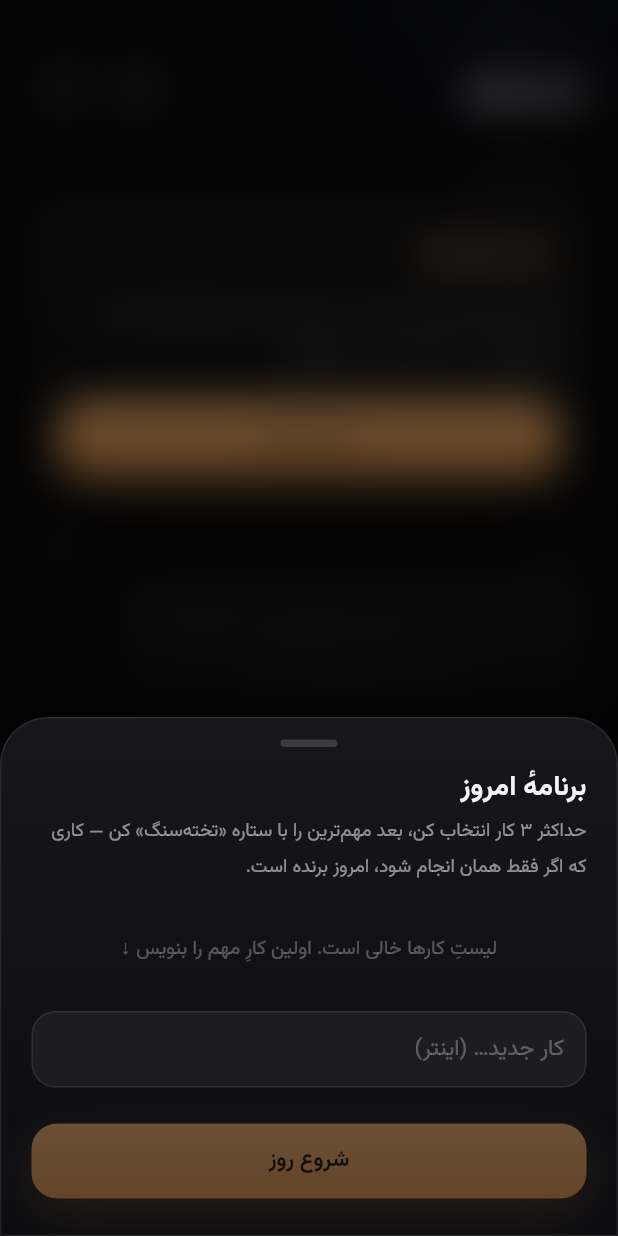
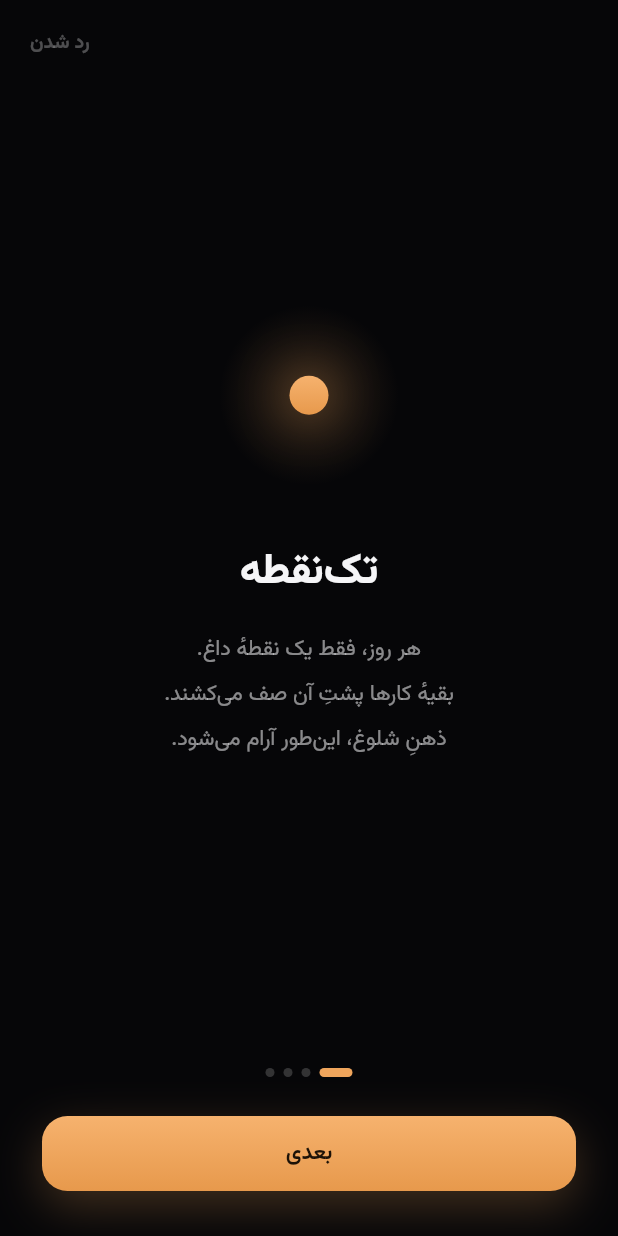
Before and after one commit to Mahdi-mortazavi/flow, a Flutter app: the screen it shows after launch, on a phone screen of 412 x 824 dp. Run offline on Flutter 3.47's test engine with Material 3 defaults, Android fonts, the phone set to English and light mode, and no system bars; our stand-ins replace flutter_local_notifications, flutter_riverpod, shamsi_date, shared_preferences, sqflite, timezone; accounts and stored records are empty.

Commit message:
v0.3.0: Apple-grade UX, onboarding, public branding
UX (Apple/HIG-inspired):
- 4-slide minimal onboarding (one idea per screen, breathing ember dot,
  skippable, shown once) that lands straight in the morning wizard flow
- iOS rubber-band scroll physics app-wide, no Android glow
- Cupertino page transitions with edge-swipe back
- Staggered section entrance (calm cascade) honoring reduce-motion
- Boulder hero card is now fully tappable -> straight into focus
- Energy check-in compressed to a slim one-row, two-second interaction
- iOS wheel time picker for habit reminders inside the glass sheet

Branding:
- Repo renamed to flow and made public, About + topics set
- Professional bilingual README: problem/solution, science table,
  design language, privacy, install, roadmap

Co-Authored-By: Claude Fable 5 <noreply@anthropic.com>

```diff
--- a/lib/app.dart
+++ b/lib/app.dart
@@ -1,7 +1,9 @@
 import 'package:flutter/material.dart';
 import 'package:flutter_localizations/flutter_localizations.dart';
+import 'package:shared_preferences/shared_preferences.dart';
 
 import 'core/theme.dart';
+import 'ui/onboarding/onboarding_screen.dart';
 import 'ui/today/today_screen.dart';
 
 class TakNoghteApp extends StatelessWidget {
@@ -13,6 +15,7 @@ class TakNoghteApp extends StatelessWidget {
       title: 'تک‌نقطه',
       debugShowCheckedModeBanner: false,
       theme: buildTheme(),
+      scrollBehavior: const AppScrollBehavior(),
       locale: const Locale('fa'),
       supportedLocales: const [Locale('fa')],
       localizationsDelegates: const [
@@ -20,7 +23,39 @@ class TakNoghteApp extends StatelessWidget {
         GlobalWidgetsLocalizations.delegate,
         GlobalCupertinoLocalizations.delegate,
       ],
-      home: const TodayScreen(),
+      home: const _Gate(),
     );
   }
 }
+
+/// Decides between onboarding (first launch) and the app itself,
+/// without a flash of the wrong screen.
+class _Gate extends StatefulWidget {
+  const _Gate();
+
+  @override
+  State<_Gate> createState() => _GateState();
+}
+
+class _GateState extends State<_Gate> {
+  bool? _onboarded;
+
+  @override
+  void initState() {
+    super.initState();
+    SharedPreferences.getInstance().then((prefs) {
+      if (mounted) {
+        setState(() => _onboarded = prefs.getBool(onboardedKey) ?? false);
+      }
+    });
+  }
+
+  @override
+  Widget build(BuildContext context) {
+    return switch (_onboarded) {
+      null => const Scaffold(body: SizedBox.shrink()),
+      false => const OnboardingScreen(),
+      true => const TodayScreen(),
+    };
+  }
+}
--- a/lib/core/theme.dart
+++ b/lib/core/theme.dart
@@ -25,6 +25,22 @@ abstract final class Tone {
 
   static const easeOut = Cubic(.16, 1, .3, 1);
   static const dur = Duration(milliseconds: 420);
+}
+
+/// iOS-feel scrolling everywhere: rubber-band bounce instead of glow.
+class AppScrollBehavior extends MaterialScrollBehavior {
+  const AppScrollBehavior();
+
+  @override
+  ScrollPhysics getScrollPhysics(BuildContext context) =>
+      const BouncingScrollPhysics(parent: AlwaysScrollableScrollPhysics());
+
+  @override
+  Widget buildOverscrollIndicator(
+    BuildContext context,
+    Widget child,
+    ScrollableDetails details,
+  ) => child;
 }
 
 ThemeData buildTheme() {
@@ -66,5 +82,12 @@ ThemeData buildTheme() {
       backgroundColor: Colors.transparent,
       surfaceTintColor: Colors.transparent,
     ),
+    // Apple-style horizontal slide with edge-swipe back on every route.
+    pageTransitionsTheme: const PageTransitionsTheme(
+      builders: {
+        TargetPlatform.android: CupertinoPageTransitionsBuilder(),
+        TargetPlatform.iOS: CupertinoPageTransitionsBuilder(),
+      },
+    ),
   );
 }
--- /dev/null
+++ b/lib/ui/onboarding/onboarding_screen.dart
@@ -0,0 +1,279 @@
+import 'dart:async';
+
+import 'package:flutter/material.dart';
+import 'package:flutter/services.dart';
+import 'package:shared_preferences/shared_preferences.dart';
+
+import '../../core/theme.dart';
+import '../today/today_screen.dart';
+import '../widgets/glass.dart';
+
+const onboardedKey = 'onboarded_v1';
+
+/// Apple-style onboarding: one idea per screen, oversized type, generous
+/// whitespace, a single warm accent. Swipe through, or skip — the app
+/// itself is the real tutorial.
+class OnboardingScreen extends StatefulWidget {
+  const OnboardingScreen({super.key});
+
+  @override
+  State<OnboardingScreen> createState() => _OnboardingScreenState();
+}
+
+class _Slide {
+  final Widget visual;
+  final String title;
+  final String body;
+  const _Slide({required this.visual, required this.title, required this.body});
+}
+
+class _OnboardingScreenState extends State<OnboardingScreen> {
+  final _controller = PageController();
+  var _page = 0;
+
+  static final _slides = [
+    const _Slide(
+      visual: _EmberDot(),
+      title: 'تک‌نقطه',
+      body:
+          'هر روز، فقط یک نقطهٔ داغ.\nبقیهٔ کارها پشتِ آن صف می‌کشند.\nذهنِ شلوغ، این‌طور آرام می‌شود.',
+    ),
+    _Slide(
+      visual: _icon(Icons.local_fire_department_rounded),
+      title: 'تخته‌سنگ و پیش‌بینی',
+      body:
+          'صبح، مهم‌ترین کار را ستاره می‌زنی و صادقانه پیش‌بینی می‌کنی.\nشب چک می‌شود — بدون سرزنش،\nفقط برای اینکه ذهنت کالیبره شود.',
+    ),
+    _Slide(
+      visual: _icon(Icons.restart_alt_rounded),
+      title: 'عادت‌هایی که برمی‌گردند',
+      body:
+          'اینجا زنجیرِ تنبیهی نداریم.\nقهرمانِ عادت کسی است که فردایِ شکست برمی‌گردد.\nما همان روز را می‌شماریم.',
+    ),
+    _Slide(
+      visual: _icon(Icons.lock_rounded),
+      title: 'فقط روی گوشیِ تو',
+      body:
+          'بدون اکانت، بدون سرور، بدون ردیابی.\nهمه‌چیز همین‌جا می‌ماند.\nآماده‌ای؟ روزت را بچین.',
+    ),
+  ];
+
+  static Widget _icon(IconData icon) => Container(
+    width: 96,
+    height: 96,
+    decoration: BoxDecoration(
+      gradient: LinearGradient(
+        begin: Alignment.topCenter,
+        end: Alignment.bottomCenter,
+        colors: [Tone.glassA, Tone.glassB],
+      ),
+      borderRadius: BorderRadius.circular(30),
+      border: Border.all(color: Tone.line),
+    ),
+    child: Icon(icon, size: 40, color: Tone.ember),
+  );
+
+  @override
+  void dispose() {
+    _controller.dispose();
+    super.dispose();
+  }
+
+  Future<void> _finish() async {
+    final prefs = await SharedPreferences.getInstance();
+    await prefs.setBool(onboardedKey, true);
+    if (!mounted) return;
+    unawaited(
+      Navigator.of(context).pushReplacement(
+        PageRouteBuilder<void>(
+          pageBuilder: (_, __, ___) => const TodayScreen(),
+          transitionsBuilder: (_, anim, __, child) =>
+              FadeTransition(opacity: anim, child: child),
+          transitionDuration: const Duration(milliseconds: 450),
+        ),
+      ),
+    );
+  }
+
+  @override
+  Widget build(BuildContext context) {
+    final last = _page == _slides.length - 1;
+    return Scaffold(
+      body: SafeArea(
+        child: Column(
+          children: [
+            Align(
+              alignment: AlignmentDirectional.centerEnd,
+              child: Pressable(
+                onTap: _finish,
+                child: Padding(
+                  padding: const EdgeInsets.all(20),
+                  child: Text(
+                    'رد شدن',
+                    style: TextStyle(
+                      fontSize: 13,
+                      fontWeight: FontWeight.w600,
+                      color: Tone.ink3,
+                    ),
+                  ),
+                ),
+              ),
+            ),
+            Expanded(
+              child: PageView.builder(
+                controller: _controller,
+                itemCount: _slides.length,
+                onPageChanged: (i) {
+                  HapticFeedback.selectionClick();
+                  setState(() => _page = i);
+                },
+                itemBuilder: (_, i) {
+                  final s = _slides[i];
+                  return Padding(
+                    padding: const EdgeInsets.symmetric(horizontal: 36),
+                    child: Column(
+                      mainAxisAlignment: MainAxisAlignment.center,
+                      children: [
+                        s.visual,
+                        const SizedBox(height: 40),
+                        Text(
+                          s.title,
+                          textAlign: TextAlign.center,
+                          style: const TextStyle(
+                            fontSize: 28,
+                            fontWeight: FontWeight.w800,
+                            height: 1.3,
+                          ),
+                        ),
+                        const SizedBox(height: 18),
+                        Text(
+                          s.body,
+                          textAlign: TextAlign.center,
+                          style: TextStyle(
+                            fontSize: 14.5,
+                            color: Tone.ink2,
+                            height: 2.1,
+                          ),
+                        ),
+                        const SizedBox(height: 60),
+                      ],
+                    ),
+                  );
+                },
+              ),
+            ),
+            // dots
+            Row(
+              mainAxisAlignment: MainAxisAlignment.center,
+              children: [
+                for (var i = 0; i < _slides.length; i++)
+                  AnimatedContainer(
+                    duration: const Duration(milliseconds: 300),
+                    curve: Tone.easeOut,
+                    width: i == _page ? 22 : 6,
+                    height: 6,
+                    margin: const EdgeInsets.symmetric(horizontal: 3),
+                    decoration: BoxDecoration(
+                      color: i == _page
+                          ? Tone.ember
+                          : Colors.white.withValues(alpha: .18),
+                      borderRadius: BorderRadius.circular(3),
+                    ),
+                  ),
+              ],
+            ),
+            Padding(
+              padding: const EdgeInsets.fromLTRB(28, 26, 28, 30),
+              child: Pill(
+                last ? 'شروع' : 'بعدی',
+                style: PillStyle.ember,
+                onTap: () {
+                  if (last) {
+                    _finish();
+                  } else {
+                    _controller.nextPage(
+                      duration: const Duration(milliseconds: 450),
+                      curve: Tone.easeOut,
+                    );
+                  }
+                },
+              ),
+            ),
+          ],
+        ),
+      ),
+    );
+  }
+}
+
+/// The single warm point, breathing slowly.
+class _EmberDot extends StatefulWidget {
+  const _EmberDot();
+
+  @override
+  State<_EmberDot> createState() => _EmberDotState();
+}
+
+class _EmberDotState extends State<_EmberDot>
+    with SingleTickerProviderStateMixin {
+  late final _breath = AnimationController(
+    vsync: this,
+    duration: const Duration(seconds: 4),
+  )..repeat(reverse: true);
+
+  @override
+  void dispose() {
+    _breath.dispose();
+    super.dispose();
+  }
+
+  @override
+  Widget build(BuildContext context) {
+    return SizedBox(
+      width: 120,
+      height: 120,
+      child: AnimatedBuilder(
+        animation: _breath,
+        builder: (_, __) {
+          final t = Curves.easeInOut.transform(_breath.value);
+          return Stack(
+            alignment: Alignment.center,
+            children: [
+              Container(
+                width: 120,
+                height: 120,
+                decoration: BoxDecoration(
+                  shape: BoxShape.circle,
+                  gradient: RadialGradient(
+                    colors: [
+                      Tone.ember.withValues(alpha: .18 + .12 * t),
+                      Tone.ember.withValues(alpha: 0),
+                    ],
+                  ),
+                ),
+              ),
+              Container(
+                width: 26 + 4 * t,
+                height: 26 + 4 * t,
+                decoration: BoxDecoration(
+                  shape: BoxShape.circle,
+                  gradient: const LinearGradient(
+                    begin: Alignment.topCenter,
+                    end: Alignment.bottomCenter,
+                    colors: [Color(0xFFF6B26E), Color(0xFFE7994C)],
+                  ),
+                  boxShadow: [
+                    BoxShadow(
+                      color: Tone.ember.withValues(alpha: .5),
+                      blurRadius: 30 + 12 * t,
+                    ),
+                  ],
+                ),
+              ),
+            ],
+          );
+        },
+      ),
+    );
+  }
+}
--- a/lib/ui/today/today_screen.dart
+++ b/lib/ui/today/today_screen.dart
@@ -157,27 +157,53 @@ class _TodayBody extends ConsumerWidget {
     return ListView(
       padding: const EdgeInsets.fromLTRB(18, 18, 18, 110),
       children: [
-        _Header(plan: plan),
-        const _ReviewBanner(),
+        Reveal(child: _Header(plan: plan)),
+        const Reveal(order: 1, child: _ReviewBanner()),
         const SizedBox(height: 6),
+        Reveal(
+          order: 1,
+          child: Column(
+            crossAxisAlignment: CrossAxisAlignment.start,
+            children: [
               const _Eyebrow('تخته‌سنگِ امروز'),
               BoulderCard(plan: plan),
-        if (plan.planned && plan.others.isNotEmpty) ...[
+            ],
+          ),
+        ),
+        if (plan.planned && plan.others.isNotEmpty)
+          Reveal(
+            order: 2,
+            child: Column(
+              crossAxisAlignment: CrossAxisAlignment.start,
+              children: [
                 const SizedBox(height: 22),
                 const _Eyebrow('دو کارِ دیگر'),
                 for (final t in plan.others) _OtherTaskRow(plan: plan, task: t),
               ],
+            ),
+          ),
         const SizedBox(height: 22),
-        const _HabitsSection(),
+        const Reveal(order: 3, child: _HabitsSection()),
         const SizedBox(height: 22),
-        const _Eyebrow('وقتِ آزادِ بی‌گناه'),
-        const _FunCard(),
-        const SizedBox(height: 22),
-        const _EnergyCard(),
-        if (plan.planned) ...[
+        const Reveal(
+          order: 4,
+          child: Column(
+            crossAxisAlignment: CrossAxisAlignment.start,
+            children: [_Eyebrow('وقتِ آزادِ بی‌گناه'), _FunCard()],
+          ),
+        ),
+        const SizedBox(height: 16),
+        const Reveal(order: 5, child: _EnergyCard()),
+        if (plan.planned)
+          Reveal(
+            order: 6,
+            child: Column(
+              children: [
                 const SizedBox(height: 26),
                 _EveningCta(plan: plan),
               ],
+            ),
+          ),
       ],
     );
   }
@@ -359,6 +385,17 @@ class _BoulderCardState extends ConsumerState<BoulderCard>
           radius: Tone.rCard,
           emberRing: true,
           padding: const EdgeInsets.fromLTRB(20, 22, 20, 18),
+          // The whole hero card is the primary action: tap → start focus.
+          onTap: b.done
+              ? null
+              : () => unawaited(
+                  startFocusFlow(
+                    context,
+                    ref,
+                    taskId: b.taskId,
+                    title: b.title,
+                  ),
+                ),
           child: Column(
             crossAxisAlignment: CrossAxisAlignment.start,
             children: [
@@ -1142,63 +1179,55 @@ class _EnergyCard extends ConsumerWidget {
 
   @override
   Widget build(BuildContext context, WidgetRef ref) {
-    Widget chip(String label, int level, IconData icon) => Expanded(
-      child: Pressable(
+    Widget chip(String label, int level) => Pressable(
       onTap: () async {
         await ref.read(repoProvider).addEnergyCheck(level);
         ref.invalidate(statsProvider);
         if (context.mounted) {
           unawaited(HapticFeedback.selectionClick());
-            showToast(
-              context,
-              'ثبت شد — بعد از چند روز، ساعتِ طلایی‌ات پیدا می‌شود',
-            );
+          showToast(context, 'ثبت شد — ساعتِ طلایی‌ات کم‌کم پیدا می‌شود');
         }
       },
       child: Container(
-          padding: const EdgeInsets.symmetric(vertical: 9),
+        padding: const EdgeInsets.symmetric(horizontal: 14, vertical: 8),
         decoration: BoxDecoration(
           color: Colors.white.withValues(alpha: .04),
-            borderRadius: BorderRadius.circular(12),
+          borderRadius: BorderRadius.circular(999),
           border: Border.all(color: Tone.line),
         ),
-          child: Column(
-            children: [
-              Icon(icon, size: 16, color: Tone.ink2),
-              const SizedBox(height: 3),
-              Text(
+        child: Text(
           label,
           style: TextStyle(
-                  fontSize: 10.5,
+            fontSize: 11.5,
             fontWeight: FontWeight.w600,
-                  color: Tone.ink3,
-                ),
-              ),
-            ],
+            color: Tone.ink2,
           ),
         ),
       ),
     );
 
+    // One slim row — a two-second check-in, not a form.
     return GlassCard(
-      padding: const EdgeInsets.fromLTRB(16, 14, 16, 14),
-      child: Column(
-        crossAxisAlignment: CrossAxisAlignment.start,
+      padding: const EdgeInsets.symmetric(horizontal: 16, vertical: 11),
+      child: Row(
         children: [
-          const Text(
-            'انرژی الان چطور است؟',
-            style: TextStyle(fontSize: 13.5, fontWeight: FontWeight.w600),
+          const Icon(Icons.bolt_rounded, size: 16, color: Tone.ember),
+          const SizedBox(width: 8),
+          Expanded(
+            child: Text(
+              'انرژی الان؟',
+              style: TextStyle(
+                fontSize: 13,
+                fontWeight: FontWeight.w600,
+                color: Tone.ink2,
               ),
-          const SizedBox(height: 10),
-          Row(
-            children: [
-              chip('کم', 1, Icons.battery_2_bar_rounded),
-              const SizedBox(width: 8),
-              chip('متوسط', 2, Icons.battery_4_bar_rounded),
-              const SizedBox(width: 8),
-              chip('زیاد', 3, Icons.battery_full_rounded),
-            ],
             ),
+          ),
+          chip('کم', 1),
+          const SizedBox(width: 6),
+          chip('متوسط', 2),
+          const SizedBox(width: 6),
+          chip('زیاد', 3),
         ],
       ),
     );
--- a/pubspec.yaml
+++ b/pubspec.yaml
@@ -1,7 +1,7 @@
 name: taknoghte
 description: "تک‌نقطه — سیستم مدیریت تمرکز، انرژی و زمان"
 publish_to: 'none'
-version: 0.2.0+2
+version: 0.3.0+3
 
 environment:
   sdk: ^3.9.0
```
Also changed, not shown: lib/ui/habits/habit_editor.dart (+61 -5 lines), lib/ui/widgets/glass.dart (+29 -0 lines), 2 other files. Lines whose indentation alone changed are shown as unchanged.
